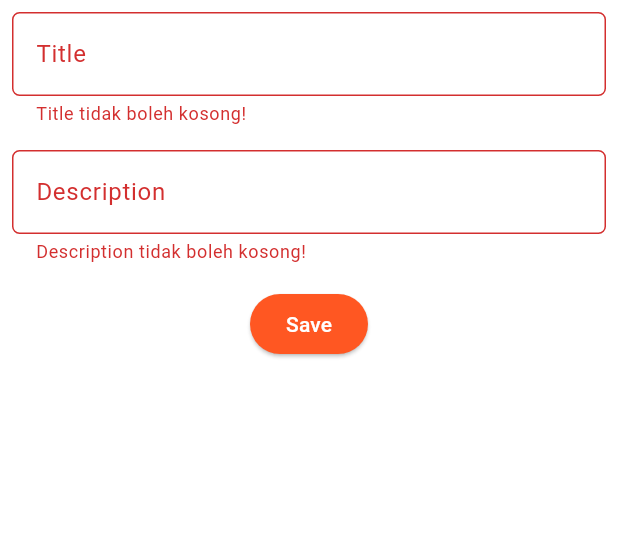
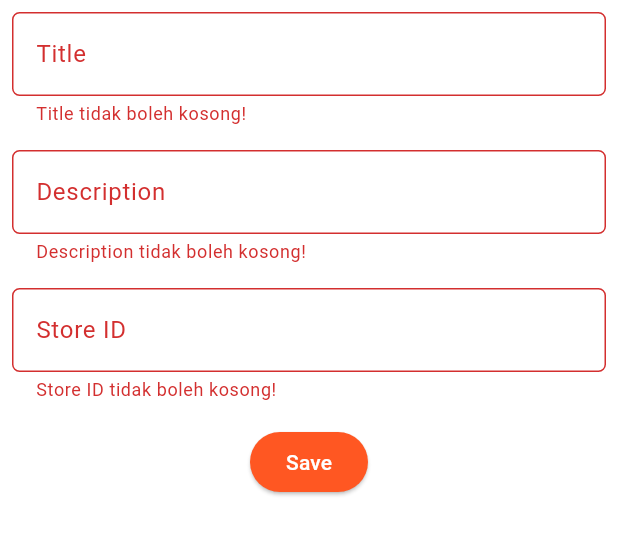
Before and after one commit to pbp-gasal2024-e08/ajeg-mobile, a Flutter app: the AddAnnouncementPage screen opened directly, after a tap on "Save", on a phone screen of 412 x 824 dp, the part 84-640 px from its top. Run offline on Flutter 3.47's test engine with Material 3 defaults, Android fonts, the light colour scheme and no system bars; our stand-ins replace google_fonts; missing offline and left inert: pbp_django_auth.

Commit message:
finish announcement

```diff
--- a/lib/announcement/models/announcement.dart
+++ b/lib/announcement/models/announcement.dart
@@ -11,49 +11,37 @@ String announcementToJson(List<Announcement> data) =>
     json.encode(List<dynamic>.from(data.map((x) => x.toJson())));
 
 class Announcement {
-  String model;
   String pk;
-  Fields fields;
+  String title;
+  String description;
+  int store;
+  String storeName;
+  bool isOwner;
 
   Announcement({
-    required this.model,
     required this.pk,
-    required this.fields,
+    required this.title,
+    required this.description,
+    required this.store,
+    required this.storeName,
+    required this.isOwner,
   });
 
   factory Announcement.fromJson(Map<String, dynamic> json) => Announcement(
-        model: json["model"],
         pk: json["pk"],
-        fields: Fields.fromJson(json["fields"]),
+        title: json["title"],
+        description: json["description"],
+        store: json["store"],
+        storeName: json["storeName"],
+        isOwner: json["isOwner"],
       );
 
   Map<String, dynamic> toJson() => {
-        "model": model,
         "pk": pk,
-        "fields": fields.toJson(),
-      };
-}
-
-class Fields {
-  String title;
-  String description;
-  int store;
-
-  Fields({
-    required this.title,
-    required this.description,
-    required this.store,
-  });
-
-  factory Fields.fromJson(Map<String, dynamic> json) => Fields(
-        title: json["title"],
-        description: json["description"],
-        store: json["store"],
-      );
-
-  Map<String, dynamic> toJson() => {
         "title": title,
         "description": description,
         "store": store,
+        "storeName": storeName,
+        "isOwner": isOwner,
       };
 }
--- a/lib/announcement/screens/add_announcement.dart
+++ b/lib/announcement/screens/add_announcement.dart
@@ -17,6 +17,7 @@ class _AddAnnouncementPageState extends State<AddAnnouncementPage> {
   final _formKey = GlobalKey<FormState>();
   String _title = "";
   String _description = "";
+  int _storeId = 0;
 
   @override
   Widget build(BuildContext context) {
@@ -95,6 +96,40 @@ class _AddAnnouncementPageState extends State<AddAnnouncementPage> {
                 },
               ),
             ),
+            Padding(
+              padding: const EdgeInsets.all(8.0),
+              child: TextFormField(
+                decoration: InputDecoration(
+                  hintText: "Store ID",
+                  labelText: "Store ID",
+                  floatingLabelStyle: const TextStyle(color: Colors.deepOrange),
+                  border: OutlineInputBorder(
+                    borderRadius: BorderRadius.circular(5.0),
+                  ),
+                  focusedBorder: OutlineInputBorder(
+                    borderSide: const BorderSide(color: Colors.deepOrange),
+                    borderRadius: BorderRadius.circular(5.0),
+                  ),
+                ),
+                onChanged: (String? value) {
+                  setState(() {
+                    _storeId = int.tryParse(value!) ?? 0;
+                  });
+                },
+                validator: (String? value) {
+                  if (value == null || value.isEmpty) {
+                    return "Store ID tidak boleh kosong!";
+                  }
+                  if (int.tryParse(value) == null) {
+                    return "Store ID harus berupa angka!";
+                  }
+                  if (int.tryParse(value)! <= 0) {
+                    return "Amount harus bernilai positif!";
+                  }
+                  return null;
+                },
+              ),
+            ),
             Align(
               alignment: Alignment.bottomCenter,
               child: Padding(
@@ -111,7 +146,7 @@ class _AddAnnouncementPageState extends State<AddAnnouncementPage> {
                         jsonEncode(<String, String>{
                           'title': _title,
                           'description': _description,
-                          'store': '1',
+                          'store': _storeId.toString(),
                         }),
                       );
                       if (context.mounted) {
--- a/lib/announcement/screens/edit_announcement.dart
+++ b/lib/announcement/screens/edit_announcement.dart
@@ -26,10 +26,9 @@ class _EditAnnouncementPageState extends State<EditAnnouncementPage> {
   void initState() {
     super.initState();
     _id = widget.announcement.pk;
-    _titleController =
-        TextEditingController(text: widget.announcement.fields.title);
+    _titleController = TextEditingController(text: widget.announcement.title);
     _descriptionController =
-        TextEditingController(text: widget.announcement.fields.description);
+        TextEditingController(text: widget.announcement.description);
   }
 
   @override
```
Also changed, not shown: lib/announcement/screens/list_announcement.dart (+6 -4 lines), lib/widgets/left_drawer.dart (+8 -1 lines).
